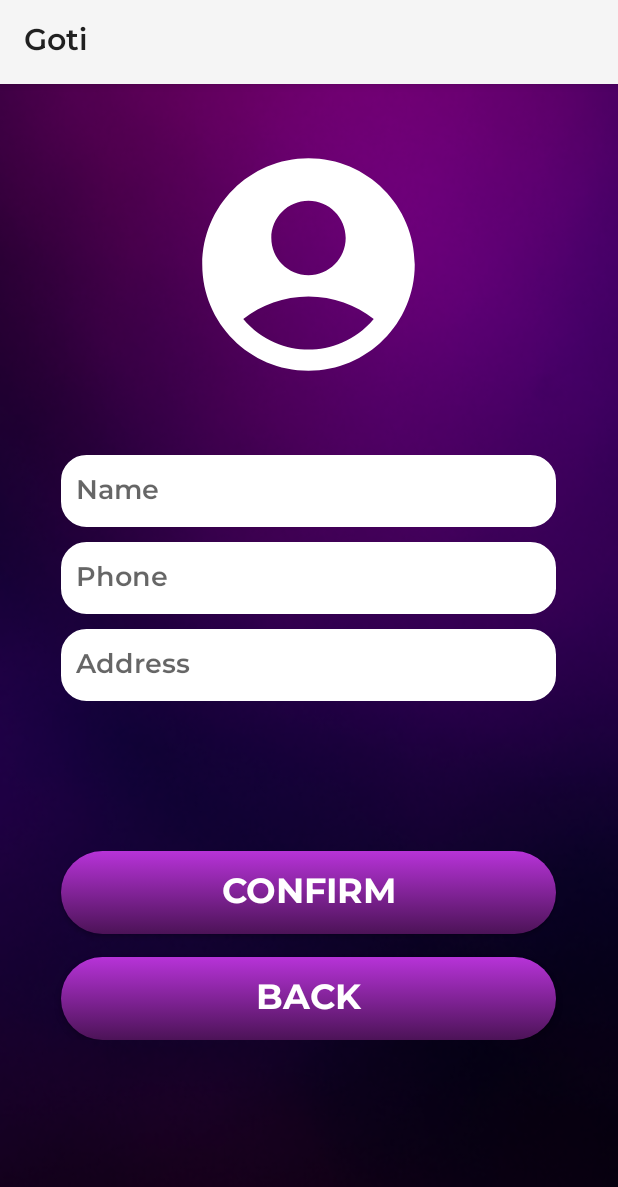
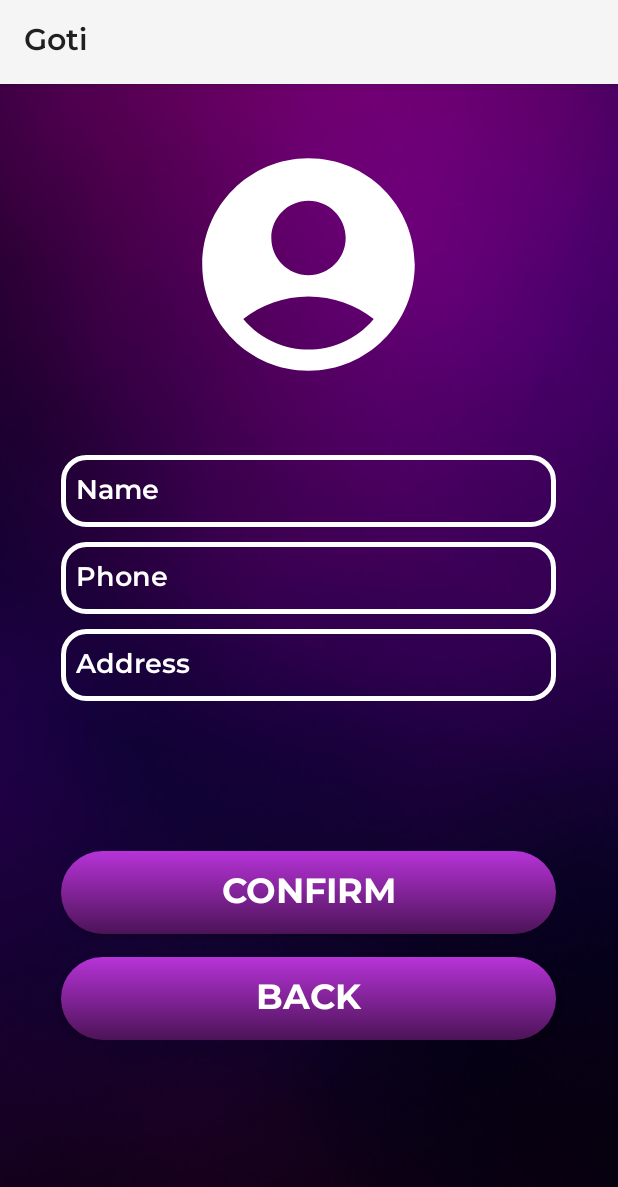
Before and after one commit to shakifniaz/Goti, an Android app: the CustomerSettingsActivity screen opened directly, with no data from a screen before it, on a phone screen of 412 x 824 dp. Shown: the top 1187 px of the screen. Run offline under Robolectric (Android 15) with nearby library versions, the phone set to English and light mode, and no system bars; our stand-ins replace Firebase (no records; nobody signed in at launch, a user with empty details on screens opened directly).

Commit message:
border white

```diff
--- /dev/null
+++ b/app/src/main/res/drawable/border3.xml
@@ -0,0 +1,12 @@
+<?xml version="1.0" encoding="utf-8"?>
+<shape xmlns:android="http://schemas.android.com/apk/res/android"
+    android:shape="rectangle">
+
+
+
+    <stroke
+        android:width="3dp"
+        android:color="@color/white" />
+    <corners
+        android:radius="15dp"/>
+</shape>
--- a/app/src/main/res/layout/activity_customer_settings.xml
+++ b/app/src/main/res/layout/activity_customer_settings.xml
@@ -34,8 +34,9 @@
             android:layout_width="330dp"
             android:layout_height="48dp"
             android:paddingLeft="10dp"
-            android:background="@drawable/border2"
-            android:hint="Name" />
+            android:background="@drawable/border3"
+            android:hint="Name"
+            android:textColorHint="@color/white"/>
 
         <EditText
             android:id="@+id/phone"
@@ -43,18 +44,20 @@
             android:layout_height="48dp"
             android:layout_marginTop="10sp"
             android:paddingLeft="10dp"
-            android:background="@drawable/border2"
+            android:background="@drawable/border3"
             android:hint="Phone"
-            android:inputType="number" />
+            android:inputType="number"
+            android:textColorHint="@color/white"/>
         <EditText
             android:id="@+id/address"
             android:layout_width="330dp"
             android:layout_height="48dp"
             android:layout_marginTop="10sp"
             android:paddingLeft="10dp"
-            android:background="@drawable/border2"
+            android:background="@drawable/border3"
             android:hint="Address"
-            android:inputType="text" />
+            android:inputType="text"
+            android:textColorHint="@color/white"/>
 
 
         <Button
```
